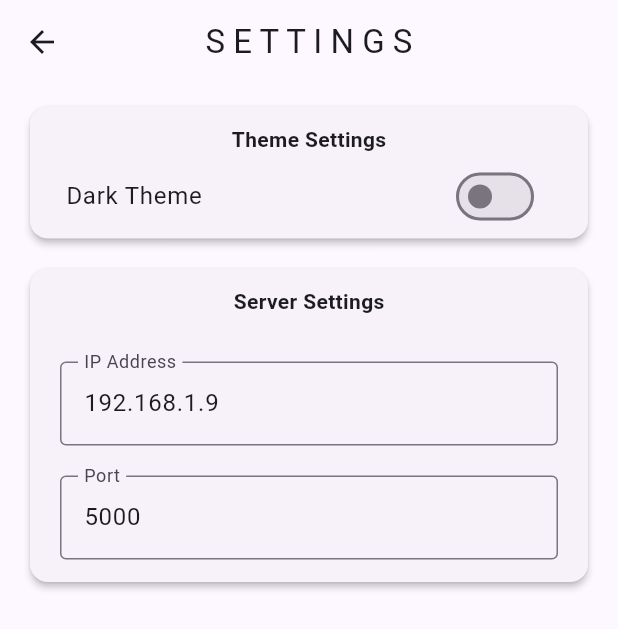
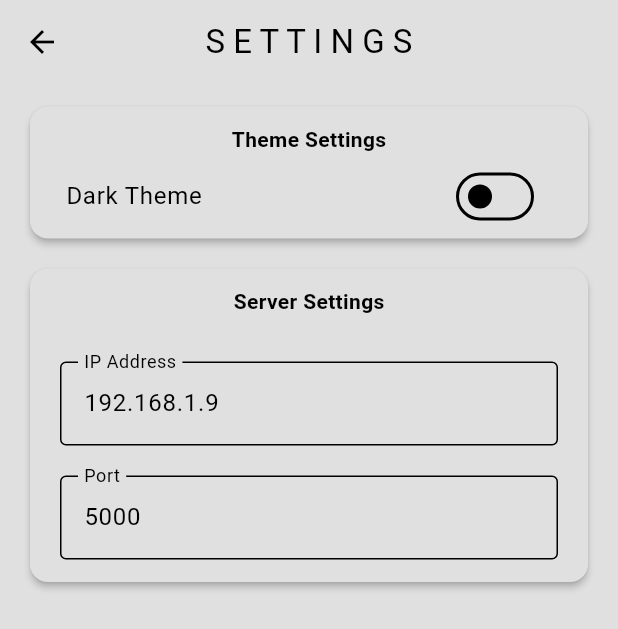
Before and after one commit to Qaisar-Mateen/flutter_travel_recommender, a Flutter app: the screen it shows after launch, after a tap on the "settings" icon, on a phone screen of 412 x 824 dp. Shown: the top 629 px of the screen. Run offline on Flutter 3.47's test engine with Material 3 defaults, Android fonts, the phone set to English and light mode, and no system bars; our stand-ins replace flutter_bloc.

Commit message:
Update main.dart, login.dart, and settings.dart for improved functionality and UI

```diff
--- a/lib/main.dart
+++ b/lib/main.dart
@@ -23,10 +23,7 @@ class MyApp extends StatelessWidget {
     return MaterialApp(
       debugShowCheckedModeBanner: false,
       title: '',
-      theme: ThemeData(
-        colorScheme: ColorScheme.fromSeed(seedColor: Colors.deepPurpleAccent),
-        useMaterial3: true,
-      ),
+      theme: context.watch<ThemeCubit>().state,
       home: const Login(),
     );
   }
--- a/lib/pages/login.dart
+++ b/lib/pages/login.dart
@@ -1,9 +1,11 @@
 // ignore_for_file: use_build_context_synchronously
 
 import "package:flutter/material.dart";
+import 'package:flutter_bloc/flutter_bloc.dart';
 import 'package:http/http.dart' as http;
 import 'package:travel_recommender/pages/home.dart';
 import 'package:travel_recommender/pages/settings.dart';
+import 'package:travel_recommender/settings_cubit.dart';
 
 
 class Login extends StatefulWidget {
@@ -20,6 +22,7 @@ class LoginState extends State<Login> {
   @override
   Widget build(BuildContext context) {
     return Scaffold(
+      backgroundColor: context.watch<ThemeCubit>().state.colorScheme.surface,
       appBar: AppBar(
         actions: [
           IconButton(
@@ -34,6 +37,7 @@ class LoginState extends State<Login> {
         child: Padding(
           padding: const EdgeInsets.symmetric(horizontal: 8),
           child: Card(
+            color: context.watch<ThemeCubit>().state.colorScheme.primary,
             elevation: 2,
             margin: const EdgeInsets.all(20),
             child: Padding(
--- a/lib/settings_cubit.dart
+++ b/lib/settings_cubit.dart
@@ -1,27 +1,30 @@
-import 'package:bloc/bloc.dart';
 import 'package:flutter/material.dart';
+import 'package:flutter_bloc/flutter_bloc.dart';
 
 ThemeData lightTheme = ThemeData(
   brightness: Brightness.light,
   colorScheme: ColorScheme.light(
     surface: Colors.grey.shade300,
-    primary: Colors.white
-  )
+    primary: Colors.grey.shade500,
+    secondary: Colors.grey.shade100,
+    inversePrimary: Colors.grey.shade900
+  ),
 );
-
 
 ThemeData darkTheme = ThemeData(
   brightness: Brightness.dark,
   colorScheme: ColorScheme.dark(
-    surface: Colors.grey.shade900,
-    primary: Colors.grey.shade800
+    surface: const Color.fromARGB(255, 33, 33, 33),
+    primary: Colors.grey.shade600,
+    secondary: const Color.fromARGB(255, 54, 53, 53),
+    inversePrimary: Colors.grey.shade300
   )
 );
 
 class ThemeCubit extends Cubit<ThemeData> {
   ThemeCubit() : super(lightTheme);
 
-  toggleTheme() {emit(darkTheme);}
+  toggleTheme() {emit(isDark()? lightTheme:darkTheme);}
 
   bool isDark() => state.brightness == Brightness.dark;
 }
--- a/pubspec.yaml
+++ b/pubspec.yaml
@@ -37,7 +37,6 @@ dependencies:
   cupertino_icons: ^1.0.6
   flutter_bloc: ^8.1.6
   http: ^1.2.2
-  bloc: ^8.1.4
 
 dev_dependencies:
   flutter_test:
```
Also changed, not shown: pubspec.lock.
